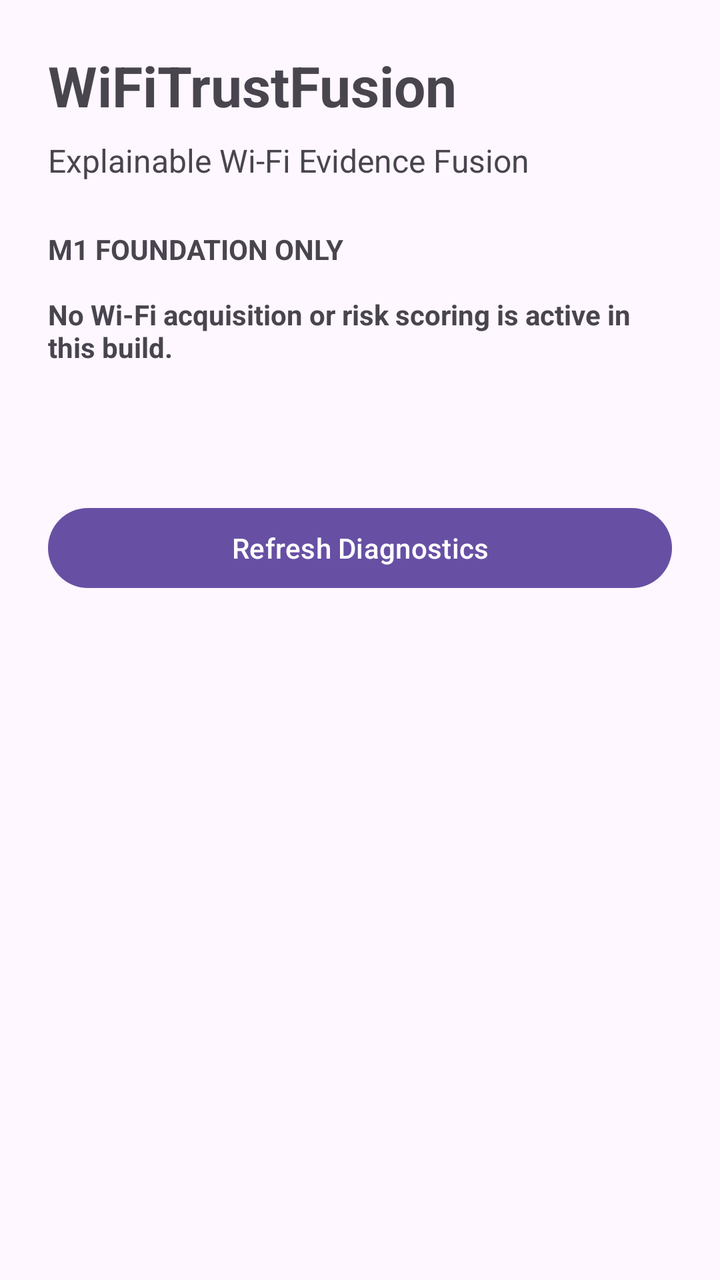
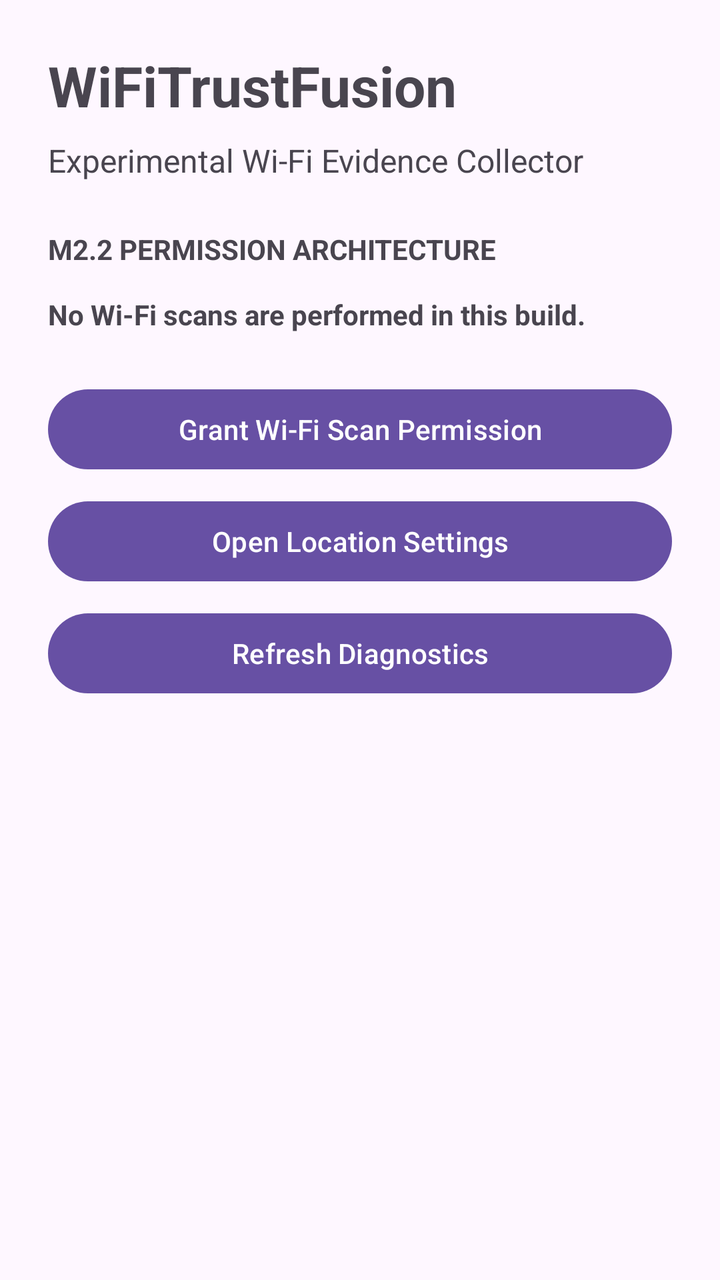

Compare the two renders of this Android layout. The source of the first and the diff that turns it into the second are given below.
<!-- AndroidManifest.xml: application theme Theme.WiFiTrustFusion -->
<!-- res/layout/activity_main.xml -->
<?xml version="1.0" encoding="utf-8"?>
<ScrollView
    xmlns:android="http://schemas.android.com/apk/res/android"
    android:layout_width="match_parent"
    android:layout_height="match_parent"
    android:fillViewport="true">

    <LinearLayout
        android:layout_width="match_parent"
        android:layout_height="wrap_content"
        android:orientation="vertical"
        android:padding="24dp">

        <TextView
            android:id="@+id/textTitle"
            android:layout_width="match_parent"
            android:layout_height="wrap_content"
            android:text="WiFiTrustFusion"
            android:textSize="28sp"
            android:textStyle="bold" />

        <TextView
            android:id="@+id/textSubtitle"
            android:layout_width="match_parent"
            android:layout_height="wrap_content"
            android:layout_marginTop="8dp"
            android:text="Explainable Wi-Fi Evidence Fusion"
            android:textSize="16sp" />

        <TextView
            android:id="@+id/textFoundationStatus"
            android:layout_width="match_parent"
            android:layout_height="wrap_content"
            android:layout_marginTop="24dp"
            android:text="M1 FOUNDATION ONLY&#10;&#10;No Wi-Fi acquisition or risk scoring is active in this build."
            android:textStyle="bold" />

        <TextView
            android:id="@+id/textDiagnostics"
            android:layout_width="match_parent"
            android:layout_height="wrap_content"
            android:layout_marginTop="24dp"
            android:fontFamily="monospace"
            android:textIsSelectable="true"
            android:textSize="14sp" />

        <Button
            android:id="@+id/buttonRefresh"
            android:layout_width="match_parent"
            android:layout_height="wrap_content"
            android:layout_marginTop="24dp"
            android:text="Refresh Diagnostics" />

    </LinearLayout>

</ScrollView>
<!-- resources referenced by this layout -->
<resources>
  <style name="Theme.WiFiTrustFusion" parent="Base.Theme.WiFiTrustFusion" />
  <style name="Base.Theme.WiFiTrustFusion" parent="Theme.Material3.DayNight.NoActionBar">
          
          
      </style>
</resources>

<!-- the commit's change to res/layout/activity_main.xml (unified diff, before → after) -->
@@ -24,16 +24,37 @@
             android:layout_width="match_parent"
             android:layout_height="wrap_content"
             android:layout_marginTop="8dp"
-            android:text="Explainable Wi-Fi Evidence Fusion"
+            android:text="Experimental Wi-Fi Evidence Collector"
             android:textSize="16sp" />
 
         <TextView
-            android:id="@+id/textFoundationStatus"
+            android:id="@+id/textStage"
             android:layout_width="match_parent"
             android:layout_height="wrap_content"
             android:layout_marginTop="24dp"
-            android:text="M1 FOUNDATION ONLY&#10;&#10;No Wi-Fi acquisition or risk scoring is active in this build."
+            android:text="M2.2 PERMISSION ARCHITECTURE&#10;&#10;No Wi-Fi scans are performed in this build."
             android:textStyle="bold" />
+
+        <Button
+            android:id="@+id/buttonRequestPermission"
+            android:layout_width="match_parent"
+            android:layout_height="wrap_content"
+            android:layout_marginTop="24dp"
+            android:text="Grant Wi-Fi Scan Permission" />
+
+        <Button
+            android:id="@+id/buttonLocationSettings"
+            android:layout_width="match_parent"
+            android:layout_height="wrap_content"
+            android:layout_marginTop="8dp"
+            android:text="Open Location Settings" />
+
+        <Button
+            android:id="@+id/buttonRefresh"
+            android:layout_width="match_parent"
+            android:layout_height="wrap_content"
+            android:layout_marginTop="8dp"
+            android:text="Refresh Diagnostics" />
 
         <TextView
             android:id="@+id/textDiagnostics"
@@ -44,13 +65,6 @@
             android:textIsSelectable="true"
             android:textSize="14sp" />
 
-        <Button
-            android:id="@+id/buttonRefresh"
-            android:layout_width="match_parent"
-            android:layout_height="wrap_content"
-            android:layout_marginTop="24dp"
-            android:text="Refresh Diagnostics" />
-
     </LinearLayout>
 
 </ScrollView>
